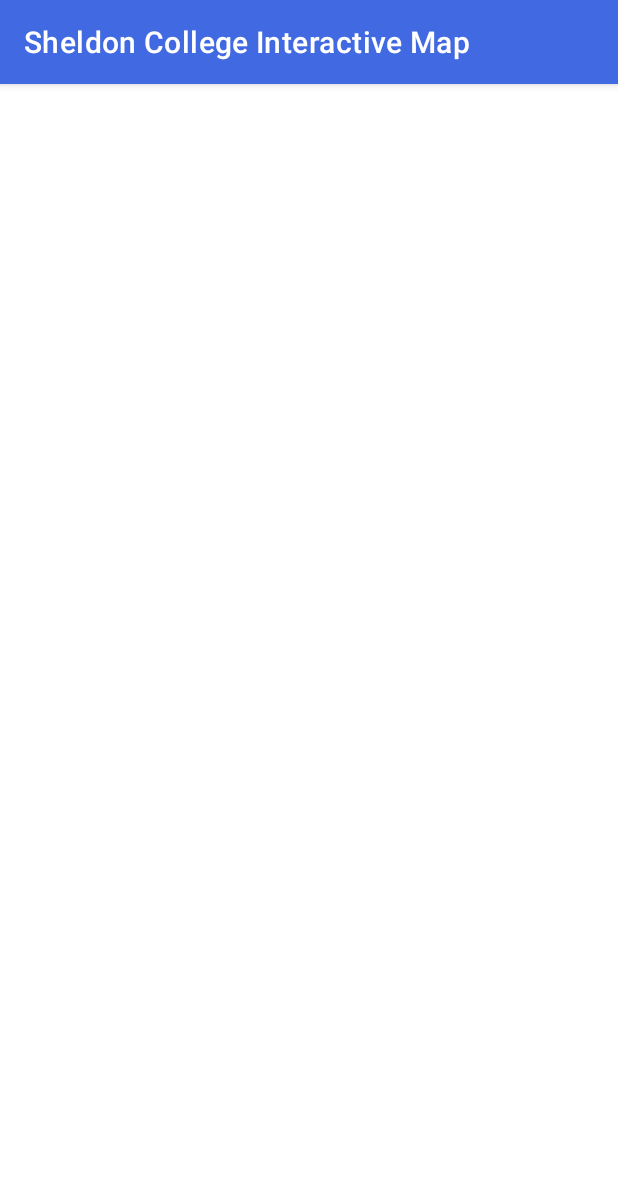
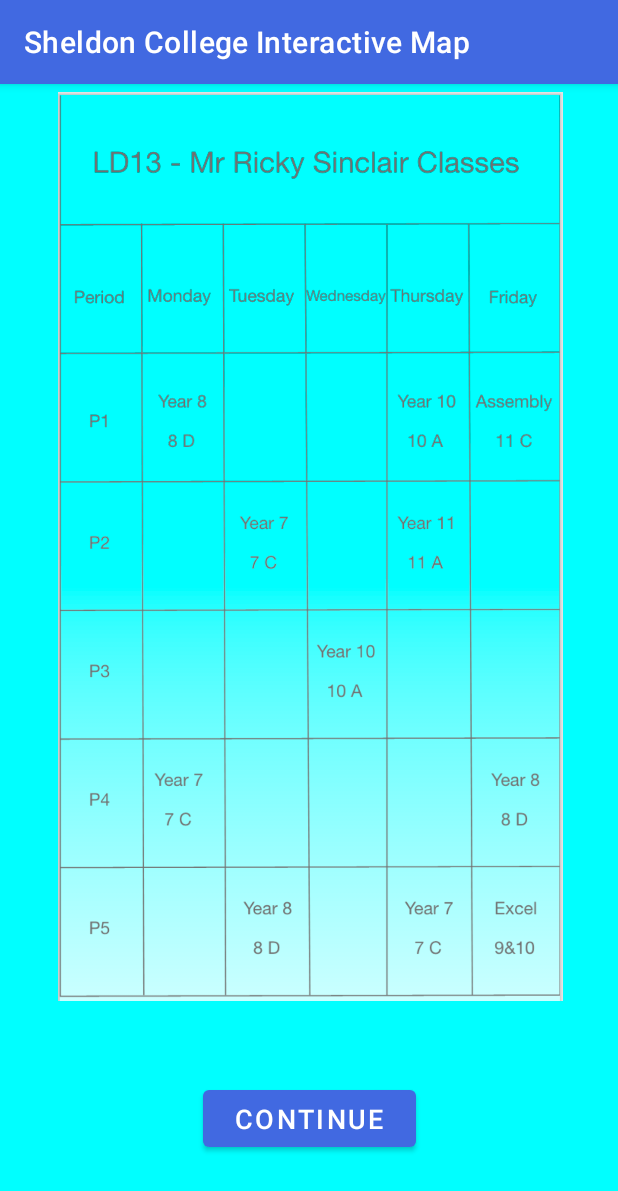
Before and after one commit to BJW2/SheldonCollegeInteractiveMap, an Android app: the MrSinclairClasses screen opened directly, with no data from a screen before it, on a phone screen of 412 x 824 dp. Shown: the top 1191 px of the screen. Run offline under Robolectric (Android 15) with nearby library versions, the phone set to English and light mode, and no system bars.

Commit message:
21/11/21 - Part 2

```diff
--- a/app/src/main/res/layout/activity_mr_sinclair_classes.xml
+++ b/app/src/main/res/layout/activity_mr_sinclair_classes.xml
@@ -4,6 +4,28 @@
     xmlns:tools="http://schemas.android.com/tools"
     android:layout_width="match_parent"
     android:layout_height="match_parent"
+    android:background="#00FFFF"
     tools:context=".MrSinclairClasses">
 
+    <ImageView
+        android:id="@+id/imageView10"
+        android:layout_width="415dp"
+        android:layout_height="606dp"
+        app:layout_constraintBottom_toBottomOf="parent"
+        app:layout_constraintEnd_toEndOf="parent"
+        app:layout_constraintStart_toStartOf="parent"
+        app:layout_constraintTop_toTopOf="parent"
+        app:layout_constraintVertical_bias="0.032"
+        app:srcCompat="@drawable/screen_shot_2021_11_21_at_9_03_10_pm" />
+
+    <Button
+        android:id="@+id/button"
+        android:layout_width="142dp"
+        android:layout_height="50dp"
+        android:text="Continue"
+        android:textSize="18sp"
+        app:layout_constraintBottom_toBottomOf="parent"
+        app:layout_constraintEnd_toEndOf="parent"
+        app:layout_constraintStart_toStartOf="parent"
+        app:layout_constraintTop_toBottomOf="@+id/imageView10" />
 </androidx.constraintlayout.widget.ConstraintLayout>
```
Also changed, not shown: app/src/main/res/drawable/screen_shot_2021_11_21_at_8_58_24_pm.png (added), app/src/main/res/drawable/screen_shot_2021_11_21_at_9_03_10_pm.png (added).
